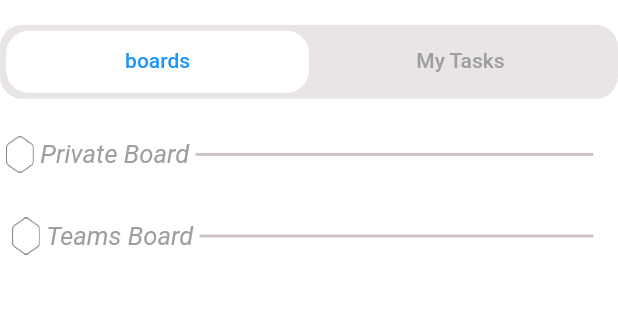
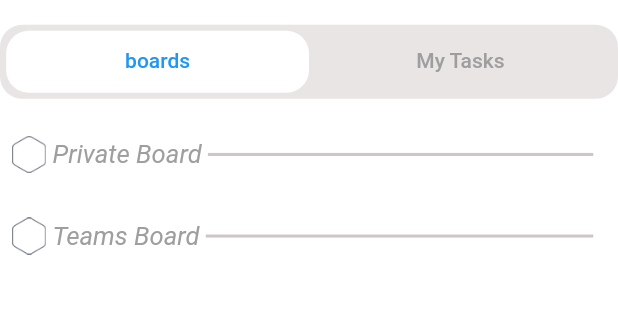
Before and after one commit to Khaatora/Final__Project, a Flutter app: the fun screen opened directly, on a phone screen of 412 x 824 dp, the part 136-456 px from its top. Run offline on Flutter 3.47's test engine with Material 2 defaults, Android fonts, the phone set to English and light mode, and no system bars; our stand-ins replace bloc, cloud_firestore, dropdown_button2, file_picker, firebase_auth, firebase_core and 5 more; missing offline and left inert: animated_button_bar, cloud_firestore_web, firebase_core_web, hexagon, polygon_clipper; accounts and stored records are empty.

Commit message:
b3bsa size bord screen

```diff
--- a/lib/main.dart
+++ b/lib/main.dart
@@ -1,6 +1,7 @@
 // ignore_for_file: prefer_const_constructors
 
 
+import 'package:final_pro/modules/board/Boards_Screen.dart';
 import 'package:final_pro/modules/board/Task_Screen.dart';
 import 'package:final_pro/modules/chat_screen/chatscreen.dart';
 import 'package:final_pro/modules/login_screen/login.dart';
@@ -46,7 +47,7 @@ class MyApp extends StatelessWidget {
             listener: (context, state) => {},
             builder: (context, state) {
               return GetMaterialApp(
-                home:Welcome(),
+                home:fun(),
                 theme: ThemeData(
                   textTheme: TextTheme(
                     bodyText1: TextStyle(
--- a/lib/modules/board/Boards_Screen.dart
+++ b/lib/modules/board/Boards_Screen.dart
@@ -264,13 +264,13 @@ class _funState extends State<fun> with TickerProviderStateMixin {
       children: [
         Container(
           margin: EdgeInsets.only(
-              left: MediaQuery.of(context).size.width * 0.01,
+              left: MediaQuery.of(context).size.width * 0.02,
               right: MediaQuery.of(context).size.width * 0.04),
           child: Row(
             children: [
               Container(
                 height: MediaQuery.of(context).size.height * 0.03,
-                width: MediaQuery.of(context).size.width * 0.045,
+                width: MediaQuery.of(context).size.width * 0.055,
                 margin: EdgeInsets.only(
                     right: MediaQuery.of(context).size.width * 0.01),
                 decoration: BoxDecoration(
@@ -345,7 +345,7 @@ class _funState extends State<fun> with TickerProviderStateMixin {
             children: [
               Container(
                 height: MediaQuery.of(context).size.height * 0.03,
-                width: MediaQuery.of(context).size.width * 0.045,
+                width: MediaQuery.of(context).size.width * 0.055,
                 margin: EdgeInsets.only(
                     right: MediaQuery.of(context).size.width * 0.01),
                 decoration: BoxDecoration(
--- a/lib/modules/login_screen/login.dart
+++ b/lib/modules/login_screen/login.dart
@@ -29,7 +29,7 @@ class _LoginState extends State<Login> {
     try {
       await FirebaseAuth.instance.signInWithEmailAndPassword(
           email: emailController.text, password: passwordController.text);
-      boardcontroll.getPublicUserBoards();
+      //boardcontroll.getPublicUserBoards();
       Navigator.push(context, MaterialPageRoute(builder: (context) => fun()));
     } on FirebaseAuthException catch (e) {
       String message = "";
```
